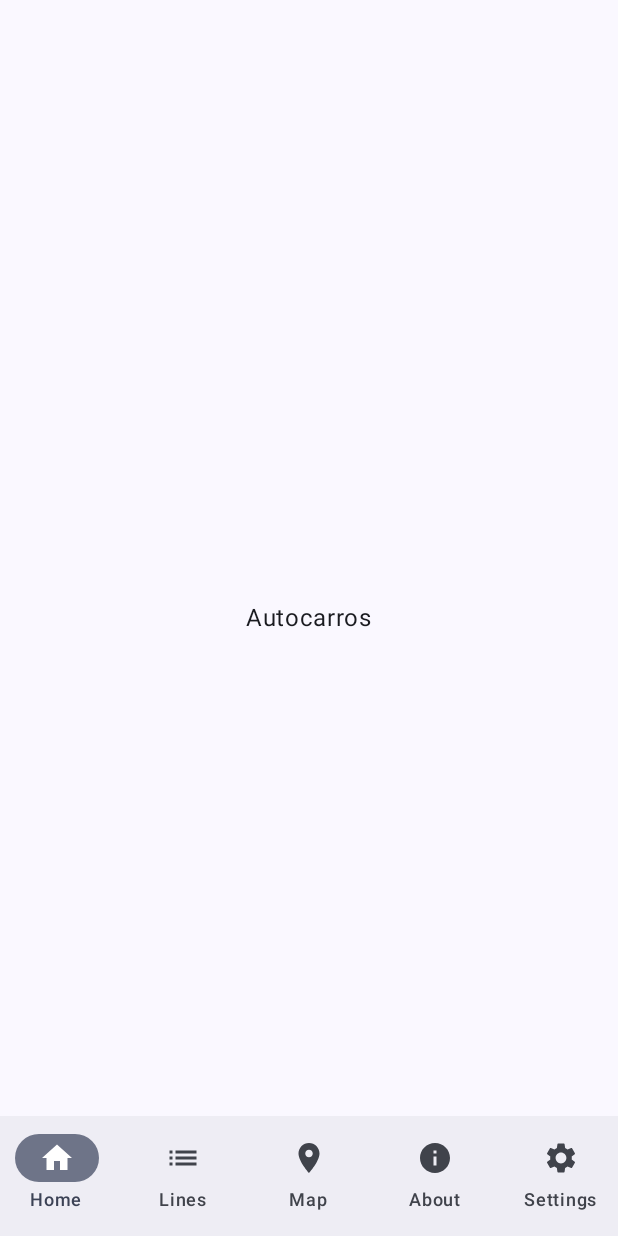
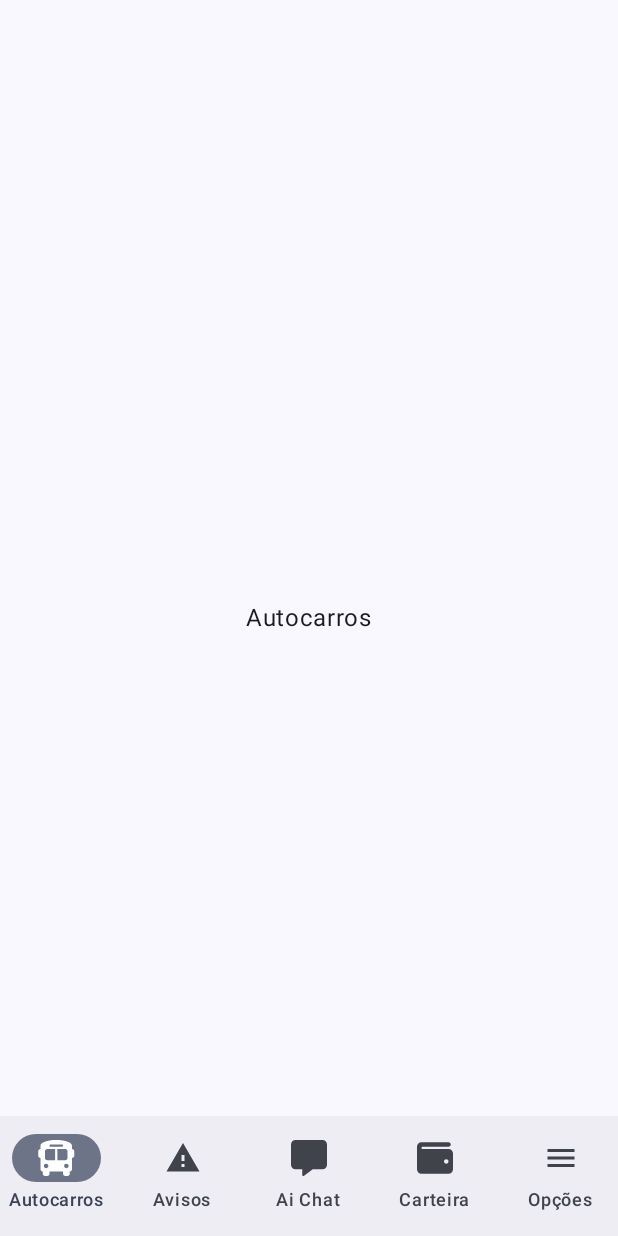
Before and after one commit to Goncasgamer20/Aveiro_Bus, an Android app built with Jetpack Compose: the screen it shows after launch (MainActivity), on a phone screen of 412 x 824 dp. Run offline under Robolectric (Android 15) with nearby library versions, the phone set to English and light mode, and no system bars.

Commit message:
menu bar done

```diff
--- a/app/src/main/java/com/example/aveirobus/BottomNavItem.kt
+++ b/app/src/main/java/com/example/aveirobus/BottomNavItem.kt
@@ -1,17 +1,13 @@
 package com.example.aveirobus
 
 import androidx.compose.material.icons.Icons
-import androidx.compose.material.icons.filled.Home
-import androidx.compose.material.icons.filled.Info
-import androidx.compose.material.icons.filled.List
-import androidx.compose.material.icons.filled.LocationOn
-import androidx.compose.material.icons.filled.Settings
-import androidx.compose.ui.graphics.vector.ImageVector
+import androidx.compose.material.icons.filled.Menu
+import androidx.compose.material.icons.filled.Warning
 
-sealed class BottomNavItem(val route: String, val title: String, val icon: ImageVector) {
-    object Home : BottomNavItem("home", "Home", Icons.Filled.Home)
-    object Lines : BottomNavItem("lines", "Lines", Icons.Filled.List)
-    object Map : BottomNavItem("map", "Map", Icons.Filled.LocationOn)
-    object About : BottomNavItem("about", "About", Icons.Filled.Info)
-    object Settings : BottomNavItem("settings", "Settings", Icons.Filled.Settings)
+sealed class BottomNavItem(val route: String, val title: String, val icon: Any) {
+    object Autocarros : BottomNavItem("autocarros", "Autocarros", R.drawable.bus)
+    object Avisos : BottomNavItem("avisos", "Avisos", Icons.Filled.Warning)
+    object AiChat : BottomNavItem("aichat", "Ai Chat", R.drawable.message)
+    object Carteira : BottomNavItem("carteira", "Carteira", R.drawable.wallet)
+    object Opcoes : BottomNavItem("opcoes", "Opções", Icons.Filled.Menu)
 }
--- a/app/src/main/java/com/example/aveirobus/BottomNavigationBar.kt
+++ b/app/src/main/java/com/example/aveirobus/BottomNavigationBar.kt
@@ -6,6 +6,8 @@ import androidx.compose.material3.NavigationBarItem
 import androidx.compose.material3.Text
 import androidx.compose.runtime.Composable
 import androidx.compose.runtime.getValue
+import androidx.compose.ui.graphics.vector.ImageVector
+import androidx.compose.ui.res.painterResource
 import androidx.compose.ui.tooling.preview.Preview
 import androidx.navigation.NavController
 import androidx.navigation.compose.currentBackStackEntryAsState
@@ -14,11 +16,11 @@ import androidx.navigation.compose.rememberNavController
 @Composable
 fun BottomNavigationBar(navController: NavController) {
     val items = listOf(
-        BottomNavItem.Home,
-        BottomNavItem.Lines,
-        BottomNavItem.Map,
-        BottomNavItem.About,
-        BottomNavItem.Settings
+        BottomNavItem.Autocarros,
+        BottomNavItem.Avisos,
+        BottomNavItem.AiChat,
+        BottomNavItem.Carteira,
+        BottomNavItem.Opcoes
     )
 
     NavigationBar {
@@ -27,7 +29,13 @@ fun BottomNavigationBar(navController: NavController) {
 
         items.forEach { item ->
             NavigationBarItem(
-                icon = { Icon(imageVector = item.icon, contentDescription = item.title) },
+                icon = {
+                    when (item.icon) {
+                        is Int -> Icon(painter = painterResource(id = item.icon), contentDescription = item.title)
+                        is ImageVector -> Icon(imageVector = item.icon, contentDescription = item.title)
+                        else -> {} // Handle other potential types if needed
+                    }
+                },
                 label = { Text(text = item.title) },
                 selected = currentRoute == item.route,
                 onClick = {
--- a/app/src/main/java/com/example/aveirobus/MainActivity.kt
+++ b/app/src/main/java/com/example/aveirobus/MainActivity.kt
@@ -33,19 +33,3 @@ class MainActivity : ComponentActivity() {
         }
     }
 }
-
-@Composable
-fun Greeting(name: String, modifier: Modifier = Modifier) {
-    Text(
-        text = "Hello $name!",
-        modifier = modifier
-    )
-}
-
-@Preview(showBackground = true)
-@Composable
-fun GreetingPreview() {
-    AveiroBusTheme {
-        Greeting("Android")
-    }
-}
--- a/app/src/main/java/com/example/aveirobus/Navigation.Kt.kt
+++ b/app/src/main/java/com/example/aveirobus/Navigation.Kt.kt
@@ -12,20 +12,20 @@ import androidx.navigation.compose.composable
 
 @Composable
 fun NavigationGraph(navController: NavHostController) {
-    NavHost(navController, startDestination = BottomNavItem.Home.route) {
-        composable(BottomNavItem.Home.route) {
+    NavHost(navController, startDestination = BottomNavItem.Autocarros.route) {
+        composable(BottomNavItem.Autocarros.route) {
             ScreenContent(name = "Autocarros")
         }
-        composable(BottomNavItem.Lines.route) {
+        composable(BottomNavItem.Avisos.route) {
             ScreenContent(name = "Avisos")
         }
-        composable(BottomNavItem.Map.route) {
+        composable(BottomNavItem.AiChat.route) {
             ScreenContent(name = "Ai Chat")
         }
-        composable(BottomNavItem.About.route) {
+        composable(BottomNavItem.Carteira.route) {
             ScreenContent(name = "Carteira")
         }
-        composable(BottomNavItem.Settings.route) {
+        composable(BottomNavItem.Opcoes.route) {
             ScreenContent(name = "Opções")
         }
     }
--- /dev/null
+++ b/app/src/main/res/drawable/bus.xml
@@ -0,0 +1,5 @@
+<vector xmlns:android="http://schemas.android.com/apk/res/android" android:height="24dp" android:viewportHeight="512" android:viewportWidth="576" android:width="27dp">
+
+    <path android:fillColor="#FF000000" android:pathData="M288,0C422.4,0 512,35.2 512,80l0,16 0,32c17.7,0 32,14.3 32,32l0,64c0,17.7 -14.3,32 -32,32l0,160c0,17.7 -14.3,32 -32,32l0,32c0,17.7 -14.3,32 -32,32l-32,0c-17.7,0 -32,-14.3 -32,-32l0,-32 -192,0 0,32c0,17.7 -14.3,32 -32,32l-32,0c-17.7,0 -32,-14.3 -32,-32l0,-32c-17.7,0 -32,-14.3 -32,-32l0,-160c-17.7,0 -32,-14.3 -32,-32l0,-64c0,-17.7 14.3,-32 32,-32c0,0 0,0 0,0l0,-32s0,0 0,0l0,-16C64,35.2 153.6,0 288,0zM128,160l0,96c0,17.7 14.3,32 32,32l112,0 0,-160 -112,0c-17.7,0 -32,14.3 -32,32zM304,288l112,0c17.7,0 32,-14.3 32,-32l0,-96c0,-17.7 -14.3,-32 -32,-32l-112,0 0,160zM144,400a32,32 0,1 0,0 -64,32 32,0 1,0 0,64zM432,400a32,32 0,1 0,0 -64,32 32,0 1,0 0,64zM384,80c0,-8.8 -7.2,-16 -16,-16L208,64c-8.8,0 -16,7.2 -16,16s7.2,16 16,16l160,0c8.8,0 16,-7.2 16,-16z"/>
+
+</vector>
--- /dev/null
+++ b/app/src/main/res/drawable/message.xml
@@ -0,0 +1,5 @@
+<vector xmlns:android="http://schemas.android.com/apk/res/android" android:height="24dp" android:viewportHeight="512" android:viewportWidth="512" android:width="24dp">
+
+    <path android:fillColor="#FF000000" android:pathData="M64,0C28.7,0 0,28.7 0,64L0,352c0,35.3 28.7,64 64,64l96,0 0,80c0,6.1 3.4,11.6 8.8,14.3s11.9,2.1 16.8,-1.5L309.3,416 448,416c35.3,0 64,-28.7 64,-64l0,-288c0,-35.3 -28.7,-64 -64,-64L64,0z"/>
+
+</vector>
--- /dev/null
+++ b/app/src/main/res/drawable/wallet.xml
@@ -0,0 +1,5 @@
+<vector xmlns:android="http://schemas.android.com/apk/res/android" android:height="24dp" android:viewportHeight="512" android:viewportWidth="512" android:width="24dp">
+
+    <path android:fillColor="#FF000000" android:pathData="M64,32C28.7,32 0,60.7 0,96L0,416c0,35.3 28.7,64 64,64l384,0c35.3,0 64,-28.7 64,-64l0,-224c0,-35.3 -28.7,-64 -64,-64L80,128c-8.8,0 -16,-7.2 -16,-16s7.2,-16 16,-16l368,0c17.7,0 32,-14.3 32,-32s-14.3,-32 -32,-32L64,32zM416,272a32,32 0,1 1,0 64,32 32,0 1,1 0,-64z"/>
+
+</vector>
```
